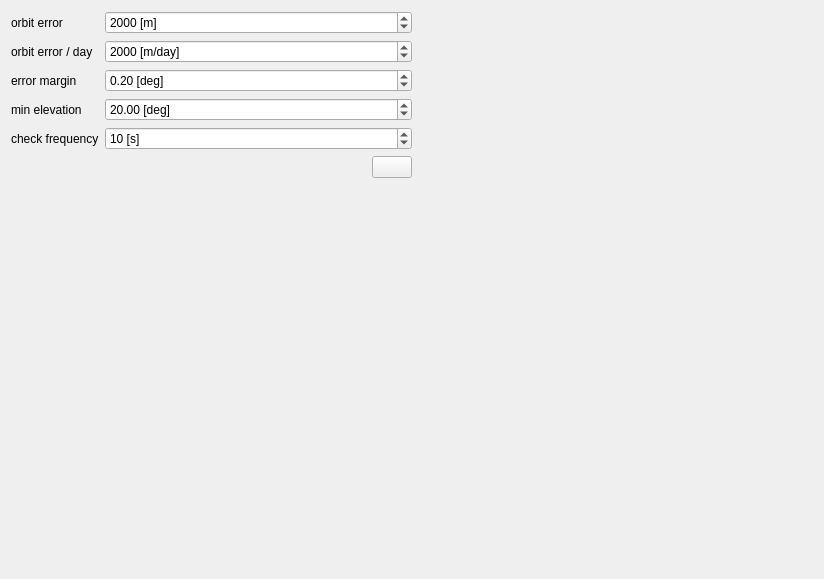
First picture: the form in Widgets/satelliteavoidancewidget.ui, repository TUW-VieVS/VieSchedppGUI, before the edit.
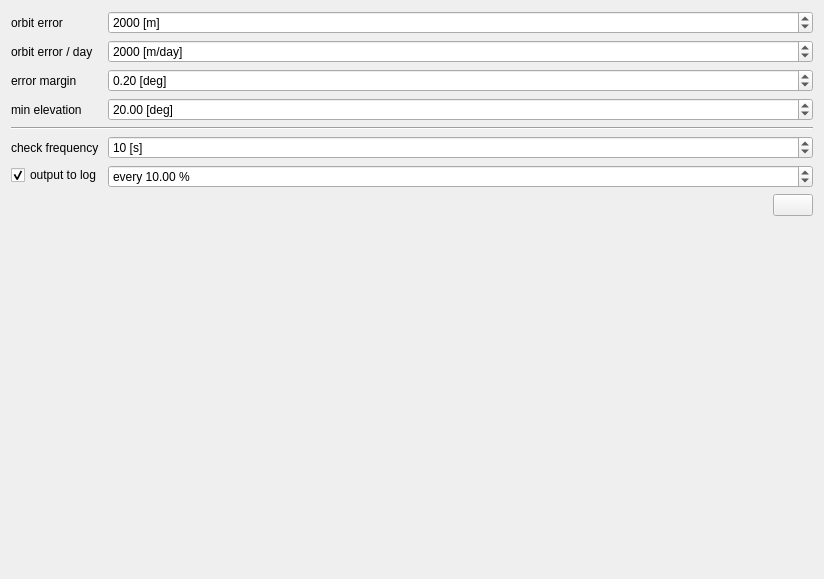
Second picture: the form after the edit. Icons and pictures are not drawn.

Commit message: smaller changes to satellite avoidance GUI

Diff of the .ui file:
```diff
--- a/Widgets/satelliteavoidancewidget.ui
+++ b/Widgets/satelliteavoidancewidget.ui
@@ -46,7 +46,7 @@
          </property>
         </widget>
        </item>
-       <item row="4" column="0">
+       <item row="5" column="0">
         <widget class="QLabel" name="label_5">
          <property name="text">
           <string>check frequency</string>
@@ -62,7 +62,7 @@
           <string>orbital error perpenticular to observation direction</string>
          </property>
          <property name="whatsThis">
-          <string>&lt;html&gt;&lt;head/&gt;&lt;body&gt;&lt;p&gt;orbital error perpenticular to observation direction. &lt;/p&gt;&lt;p&gt;&lt;br/&gt;&lt;/p&gt;&lt;p&gt;Used to calculate the avoidance area around satellites. &lt;/p&gt;&lt;/body&gt;&lt;/html&gt;</string>
+          <string>&lt;html&gt;&lt;head/&gt;&lt;body&gt;&lt;p&gt;orbital error at TLE epoch perpenticular to observation direction. &lt;/p&gt;&lt;p&gt;&lt;br/&gt;&lt;/p&gt;&lt;p&gt;Used to calculate the avoidance area around satellites. &lt;/p&gt;&lt;/body&gt;&lt;/html&gt;</string>
          </property>
          <property name="suffix">
           <string> [m]</string>
@@ -153,7 +153,7 @@
          </property>
         </widget>
        </item>
-       <item row="4" column="1">
+       <item row="5" column="1">
         <widget class="QSpinBox" name="spinBox_checkFrequency">
          <property name="toolTip">
           <string>frequence in which satellite positions are compared with observation angles</string>
@@ -178,6 +178,60 @@
          </property>
         </widget>
        </item>
+       <item row="6" column="1">
+        <widget class="QDoubleSpinBox" name="doubleSpinBox_out">
+         <property name="toolTip">
+          <string>output progress report for preprocessing to log file</string>
+         </property>
+         <property name="statusTip">
+          <string>output progress report for preprocessing to log file</string>
+         </property>
+         <property name="whatsThis">
+          <string>&lt;html&gt;&lt;head/&gt;&lt;body&gt;&lt;p&gt;At the start of the scheuduling, VieSched++ will actively search for time periods were satellites are visible by the station. &lt;/p&gt;&lt;p&gt;This is necessary to significantly speed up the actual scheduling. &lt;/p&gt;&lt;p&gt;However, these pre-processings can take a time (VieSched++ will check visibility for every station + satellite pair every 60 seconds which can easily accumulate to several thousand tests)&lt;/p&gt;&lt;p&gt;&lt;br/&gt;&lt;/p&gt;&lt;p&gt;With this option, you can output the progress in these calculations to the .log file. &lt;/p&gt;&lt;p&gt;They will be outputted as [info] messages. &lt;/p&gt;&lt;/body&gt;&lt;/html&gt;</string>
+         </property>
+         <property name="prefix">
+          <string>every </string>
+         </property>
+         <property name="suffix">
+          <string> %</string>
+         </property>
+         <property name="minimum">
+          <double>1.000000000000000</double>
+         </property>
+         <property name="singleStep">
+          <double>5.000000000000000</double>
+         </property>
+         <property name="value">
+          <double>10.000000000000000</double>
+         </property>
+        </widget>
+       </item>
+       <item row="6" column="0">
+        <widget class="QCheckBox" name="checkBox_out">
+         <property name="toolTip">
+          <string>output progress report for preprocessing to log file</string>
+         </property>
+         <property name="statusTip">
+          <string>output progress report for preprocessing to log file</string>
+         </property>
+         <property name="whatsThis">
+          <string>&lt;html&gt;&lt;head/&gt;&lt;body&gt;&lt;p&gt;At the start of the scheuduling, VieSched++ will actively search for time periods were satellites are visible by the station. &lt;/p&gt;&lt;p&gt;This is necessary to significantly speed up the actual scheduling. &lt;/p&gt;&lt;p&gt;However, these pre-processings can take a time (VieSched++ will check visibility for every station + satellite pair every 60 seconds which can easily accumulate to several thousand tests)&lt;/p&gt;&lt;p&gt;&lt;br/&gt;&lt;/p&gt;&lt;p&gt;With this option, you can output the progress in these calculations to the .log file. &lt;/p&gt;&lt;p&gt;They will be outputted as [info] messages. &lt;/p&gt;&lt;/body&gt;&lt;/html&gt;</string>
+         </property>
+         <property name="text">
+          <string>output to log</string>
+         </property>
+         <property name="checked">
+          <bool>true</bool>
+         </property>
+        </widget>
+       </item>
+       <item row="4" column="0" colspan="2">
+        <widget class="Line" name="line">
+         <property name="orientation">
+          <enum>Qt::Horizontal</enum>
+         </property>
+        </widget>
+       </item>
       </layout>
      </item>
      <item>
@@ -227,8 +281,6 @@
        </property>
       </spacer>
      </item>
-    </layout>
-   </item>
    <item>
     <spacer name="horizontalSpacer">
      <property name="orientation">
@@ -243,6 +295,8 @@
     </spacer>
    </item>
   </layout>
+   </item>
+  </layout>
  </widget>
  <resources>
   <include location="../myresources.qrc"/>
```
Left out of the diff: 19 changed lines with no effect on the pictures. Lines whose indentation alone changed are shown as unchanged. The commit also changes 2 other files.
